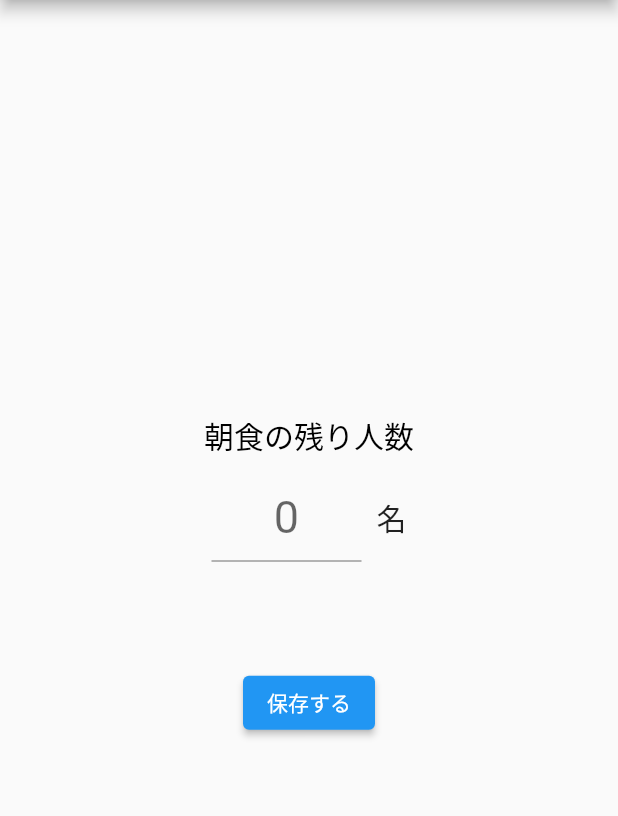
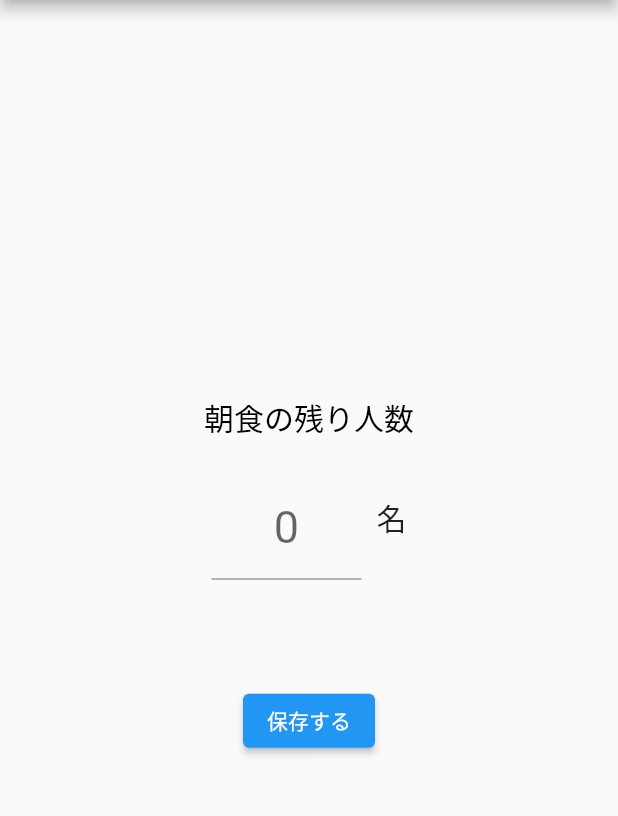
Before and after one commit to yanoojp/Restaurant_Talks_Flutter, a Flutter app: the GuestNumberForm screen opened directly with empty values, on a phone screen of 412 x 824 dp, the part 84-900 px from its top. Run offline on Flutter 3.47's test engine with Material 2 defaults, Android fonts, the phone set to English and light mode, and no system bars; our stand-ins replace flutter_chat_types, flutter_chat_ui, image_picker, page_transition, weather.

Commit message:
コンポーネントの作成など細々した修正

```diff
--- a/lib/components/header.dart
+++ b/lib/components/header.dart
@@ -4,7 +4,13 @@ import '../pages/guest_number_form.dart';
 import '../pages/login_page.dart';
 
 class Header extends StatelessWidget implements PreferredSizeWidget {
-  const Header({super.key, required this.loginStatus, required this.guestNumber, required this.currentScreenId});
+  const Header({
+    super.key,
+    required this.loginStatus,
+    required this.guestNumber,
+    required this.currentScreenId
+  });
+
   final int loginStatus;
   final int guestNumber;
   final int currentScreenId;
@@ -18,10 +24,10 @@ class Header extends StatelessWidget implements PreferredSizeWidget {
 
     return AppBar(
       automaticallyImplyLeading: false,
-      leading: currentScreenId != itemIndexId
+      leading: currentScreenId != itemIndexId | myPageId
           ? IconButton(
               onPressed: (){Navigator.of(context).pop();},
-              icon: Icon(Icons.arrow_back)
+              icon: const Icon(Icons.arrow_back)
             )
           : null,
       title: Text(title),
@@ -40,19 +46,18 @@ class Header extends StatelessWidget implements PreferredSizeWidget {
               );
             },
             child: Text(
-              '残り\n$guestNumber',
+              '$leftNumber\n$guestNumber',
               textAlign: TextAlign.center,
             ),
           ),
         ),
         IconButton(
-          icon: Icon(Icons.logout),
+          icon: const Icon(Icons.logout),
           onPressed: () => {
             Navigator.push(
               context,
               MaterialPageRoute(builder: (context) => LoginPage()),
             ),
-            print("ログアウトボタンが押されました")
           },
         ),
       ],
--- a/lib/fixedDatas/variables.dart
+++ b/lib/fixedDatas/variables.dart
@@ -29,6 +29,10 @@ const String emailLabel = 'メールアドレス';
 const String passwordLabel = 'パスワード';
 const String hotelNameLabel = 'ホテル名';
 const String nameOfRepresentativeLabel = '代表者名';
+const String guestNumberLabel = '朝食の残り人数';
+const String peopleUnit = '名';
+const String leftNumber = '残り';
+
 
 // ドロップダウンボックス
 const String choosePrefecture = '都道府県を選択';
--- a/lib/pages/guest_number_form.dart
+++ b/lib/pages/guest_number_form.dart
@@ -31,7 +31,7 @@ class _GuestNumberFormState extends State<GuestNumberForm> {
           mainAxisSize: MainAxisSize.min,
           children: [
             const Text(
-              '朝食の残り人数',
+              guestNumberLabel,
               style: TextStyle(
                 fontSize: titleFontSize,
                 color: Colors.black,
@@ -50,7 +50,7 @@ class _GuestNumberFormState extends State<GuestNumberForm> {
                         keyboardType: TextInputType.number,
                         inputFormatters: [FilteringTextInputFormatter.digitsOnly],
                         style: const TextStyle(
-                          fontSize: 30,
+                          fontSize: titleFontSize + 30,
                         ),
                         decoration: InputDecoration(
                           hintText: (widget.guestNumber).toString(),
@@ -64,9 +64,9 @@ class _GuestNumberFormState extends State<GuestNumberForm> {
                   const Padding(
                     padding: EdgeInsets.only(left: 10.0),
                     child: Text(
-                      '名',
+                      peopleUnit,
                       style: TextStyle(
-                        fontSize: 20,
+                        fontSize: titleFontSize,
                       ),
                     ),
                   ),
--- a/lib/pages/item_index.dart
+++ b/lib/pages/item_index.dart
@@ -94,7 +94,6 @@ class _ItemIndexState extends State<ItemIndex> {
                                     guestNumber: widget.guestNumber,
                                   )),
                             );
-                            print("${items[i]['itemName']}が押されました");
                           },
                           child: Text("${items[i]['itemName']}"),
                         ),
@@ -120,7 +119,6 @@ class _ItemIndexState extends State<ItemIndex> {
                   guestNumber: widget.guestNumber,)
             ),
           );
-          print("新規追加ボタンが押されました");
         },
       ),
       bottomNavigationBar: BottomNavigation(
--- a/lib/pages/my_page_screen.dart
+++ b/lib/pages/my_page_screen.dart
@@ -1,5 +1,6 @@
 import 'package:flutter/material.dart';
 import 'package:restaurant_talks_flutter/fixedDatas/variables.dart';
+import '../components/bottom_navigation.dart';
 import '../components/header.dart';
 import '../components/save_button_return_to_index.dart';
 import '../fixedDatas/datas.dart';
@@ -110,6 +111,11 @@ class _MyPageState extends State<MyPageScreen> {
           ],
         ),
       ),
+      bottomNavigationBar: BottomNavigation(
+        screenId: currentScreenId,
+        loginStatus: widget.loginStatus,
+        guestNumber: widget.guestNumber,
+      ),
     );
   }
 }
```
Also changed, not shown: lib/components/form_with_label_for_login.dart (added, +22 -0 lines), lib/pages/login_page.dart (+5 -16 lines).
